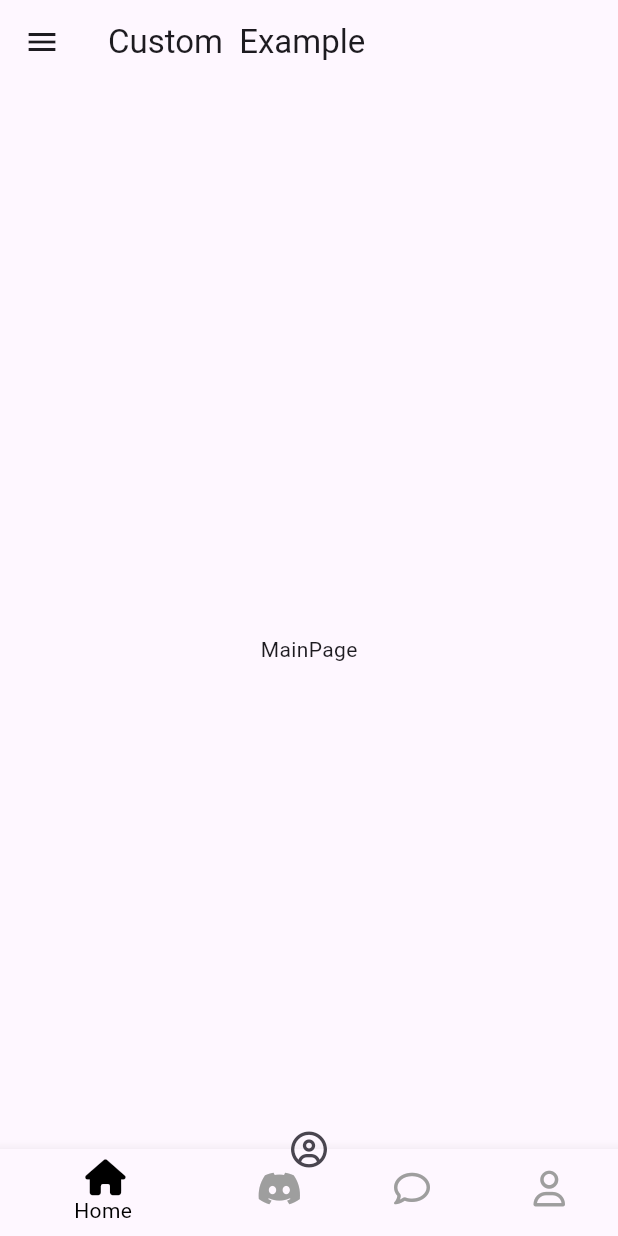
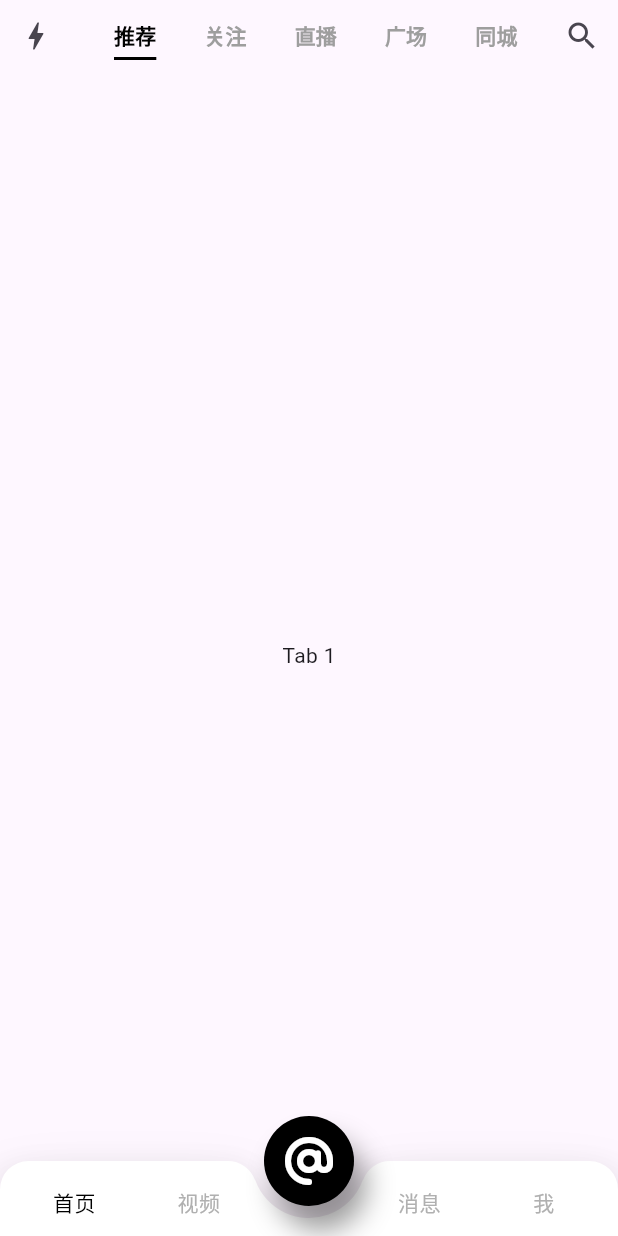
Before and after one commit to MitchellRyrie-evanBuck/style_trend_talk, a Flutter app: the HomePage screen opened directly, on a phone screen of 412 x 824 dp. Run offline on Flutter 3.47's test engine with Material 2 defaults, Android fonts, the phone set to English and light mode, and no system bars; our stand-ins replace font_awesome_flutter, get, shared_preferences; accounts and stored records are empty.

Commit message:
feat: 顶部栏完成

```diff
--- /dev/null
+++ b/lib/data/fitness_app_theme.dart
@@ -0,0 +1,89 @@
+import 'package:flutter/material.dart';
+
+class FitnessAppTheme {
+  FitnessAppTheme._();
+  static const Color nearlyWhite = Color(0xFFFAFAFA);
+  static const Color white = Color(0xFFFFFFFF);
+  static const Color background = Color(0xFFF2F3F8);
+  static const Color nearlyDarkBlue = Color(0xFF2633C5);
+
+  static const Color nearlyBlue = Color(0xFF00B6F0);
+  static const Color nearlyBlack = Color(0xFF213333);
+  static const Color grey = Color(0xFF3A5160);
+  static const Color dark_grey = Color(0xFF313A44);
+
+  static const Color darkText = Color(0xFF253840);
+  static const Color darkerText = Color(0xFF17262A);
+  static const Color lightText = Color(0xFF4A6572);
+  static const Color deactivatedText = Color(0xFF767676);
+  static const Color dismissibleBackground = Color(0xFF364A54);
+  static const Color spacer = Color(0xFFF2F2F2);
+  static const String fontName = 'Roboto';
+
+  static const TextTheme textTheme = TextTheme(
+    headline4: display1,
+    headline5: headline,
+    headline6: title,
+    subtitle2: subtitle,
+    bodyText2: body2,
+    bodyText1: body1,
+    caption: caption,
+  );
+
+  static const TextStyle display1 = TextStyle(
+    fontFamily: fontName,
+    fontWeight: FontWeight.bold,
+    fontSize: 36,
+    letterSpacing: 0.4,
+    height: 0.9,
+    color: darkerText,
+  );
+
+  static const TextStyle headline = TextStyle(
+    fontFamily: fontName,
+    fontWeight: FontWeight.bold,
+    fontSize: 24,
+    letterSpacing: 0.27,
+    color: darkerText,
+  );
+
+  static const TextStyle title = TextStyle(
+    fontFamily: fontName,
+    fontWeight: FontWeight.bold,
+    fontSize: 16,
+    letterSpacing: 0.18,
+    color: darkerText,
+  );
+
+  static const TextStyle subtitle = TextStyle(
+    fontFamily: fontName,
+    fontWeight: FontWeight.w400,
+    fontSize: 14,
+    letterSpacing: -0.04,
+    color: darkText,
+  );
+
+  static const TextStyle body2 = TextStyle(
+    fontFamily: fontName,
+    fontWeight: FontWeight.w400,
+    fontSize: 14,
+    letterSpacing: 0.2,
+    color: darkText,
+  );
+
+  static const TextStyle body1 = TextStyle(
+    fontFamily: fontName,
+    fontWeight: FontWeight.w400,
+    fontSize: 16,
+    letterSpacing: -0.05,
+    color: darkText,
+  );
+
+  static const TextStyle caption = TextStyle(
+    fontFamily: fontName,
+    fontWeight: FontWeight.w400,
+    fontSize: 12,
+    letterSpacing: 0.2,
+    color: lightText, // was lightText
+  );
+}
--- /dev/null
+++ b/lib/data/tabIcon_data.dart
@@ -0,0 +1,71 @@
+import 'package:flutter/material.dart';
+import 'package:font_awesome_flutter/font_awesome_flutter.dart';
+
+class TabData {
+  TabData(
+      {this.imagePath = const Icon(FontAwesomeIcons.home),
+      this.index = 0,
+      this.selectedImagePath = const Icon(FontAwesomeIcons.home),
+      this.isSelected = false,
+      this.animationController,
+      this.label = ''});
+
+  Icon imagePath;
+  Icon selectedImagePath;
+  bool isSelected;
+  int index;
+  String label;
+
+  AnimationController? animationController;
+
+  static List<TabData> tabsList = <TabData>[
+    TabData(
+      imagePath: Icon(
+        FontAwesomeIcons.home,
+      ),
+      selectedImagePath: Icon(
+        FontAwesomeIcons.home,
+      ),
+      index: 0,
+      isSelected: true,
+      animationController: null,
+      label: "首页",
+    ),
+    TabData(
+      imagePath: Icon(
+        FontAwesomeIcons.search,
+      ),
+      selectedImagePath: Icon(
+        FontAwesomeIcons.search,
+      ),
+      index: 1,
+      isSelected: false,
+      animationController: null,
+      label: "视频",
+    ),
+    TabData(
+      imagePath: Icon(
+        FontAwesomeIcons.message,
+      ),
+      selectedImagePath: Icon(
+        FontAwesomeIcons.message,
+      ),
+      index: 2,
+      isSelected: false,
+      animationController: null,
+      label: "消息",
+    ),
+    TabData(
+      imagePath: Icon(
+        FontAwesomeIcons.productHunt,
+      ),
+      selectedImagePath: Icon(
+        FontAwesomeIcons.productHunt,
+      ),
+      index: 3,
+      isSelected: false,
+      animationController: null,
+      label: "我",
+    ),
+  ];
+}
--- /dev/null
+++ b/lib/hooks/index.dart
@@ -0,0 +1,13 @@
+import 'package:flutter/material.dart';
+
+class HexColor extends Color {
+  HexColor(final String hexColor) : super(_getColorFromHex(hexColor));
+
+  static int _getColorFromHex(String hexColor) {
+    hexColor = hexColor.toUpperCase().replaceAll('#', '');
+    if (hexColor.length == 6) {
+      hexColor = 'FF' + hexColor;
+    }
+    return int.parse(hexColor, radix: 16);
+  }
+}
--- /dev/null
+++ b/lib/layout/bottom_bar_view.dart
@@ -0,0 +1,255 @@
+import 'dart:math' as math;
+import 'package:flutter/material.dart';
+import 'package:font_awesome_flutter/font_awesome_flutter.dart';
+import 'package:get/get.dart';
+import 'package:style_trend_talk/data/fitness_app_theme.dart';
+import 'package:style_trend_talk/data/tabIcon_data.dart';
+import 'package:style_trend_talk/hooks/index.dart';
+import 'package:style_trend_talk/store/tab_index.dart';
+
+class BottomBarView extends StatefulWidget {
+  const BottomBarView(
+      {Key? key, this.tabIconsList, this.changeIndex, this.addClick})
+      : super(key: key);
+
+  final Function(int index)? changeIndex;
+  final Function()? addClick;
+  final List<TabData>? tabIconsList;
+  @override
+  _BottomBarViewState createState() => _BottomBarViewState();
+}
+
+class _BottomBarViewState extends State<BottomBarView>
+    with TickerProviderStateMixin {
+  AnimationController? animationController;
+
+  @override
+  void initState() {
+    animationController = AnimationController(
+      vsync: this,
+      duration: const Duration(milliseconds: 1000),
+    );
+    animationController?.forward();
+    super.initState();
+  }
+
+  @override
+  Widget build(BuildContext context) {
+    return Stack(
+      alignment: AlignmentDirectional.bottomCenter,
+      children: <Widget>[
+        AnimatedBuilder(
+          animation: animationController!,
+          builder: (BuildContext context, Widget? child) {
+            return Transform(
+              transform: Matrix4.translationValues(0.0, 0.0, 0.0),
+              child: PhysicalShape(
+                color: FitnessAppTheme.white,
+                elevation: 16.0,
+                clipper: TabClipper(
+                    radius: Tween<double>(begin: 0.0, end: 1.0)
+                            .animate(CurvedAnimation(
+                                parent: animationController!,
+                                curve: Curves.fastOutSlowIn))
+                            .value *
+                        38.0),
+                child: Column(
+                  children: <Widget>[
+                    SizedBox(
+                      height: 50,
+                      child: Padding(
+                        padding:
+                            const EdgeInsets.only(left: 8, right: 8, top: 4),
+                        child: Row(
+                          children: <Widget>[
+                            Expanded(
+                                child: TabIcons(
+                              tabData: widget.tabIconsList?[0],
+                              changeIndex: widget.changeIndex,
+                            )),
+                            Expanded(
+                                child: TabIcons(
+                              tabData: widget.tabIconsList?[1],
+                              changeIndex: widget.changeIndex,
+                            )),
+                            SizedBox(
+                              width: Tween<double>(begin: 0.0, end: 1.0)
+                                      .animate(CurvedAnimation(
+                                          parent: animationController!,
+                                          curve: Curves.fastOutSlowIn))
+                                      .value *
+                                  64.0,
+                            ),
+                            Expanded(
+                                child: TabIcons(
+                              tabData: widget.tabIconsList?[2],
+                              changeIndex: widget.changeIndex,
+                            )),
+                            Expanded(
+                                child: TabIcons(
+                              tabData: widget.tabIconsList?[3],
+                              changeIndex: widget.changeIndex,
+                            )),
+                          ],
+                        ),
+                      ),
+                    ),
+                    SizedBox(
+                      height: MediaQuery.of(context).padding.bottom,
+                    )
+                  ],
+                ),
+              ),
+            );
+          },
+        ),
+        Padding(
+          padding:
+              EdgeInsets.only(bottom: MediaQuery.of(context).padding.bottom),
+          child: SizedBox(
+            width: 38 * 2.0,
+            height: 38 + 50.0,
+            child: Container(
+              alignment: Alignment.topCenter,
+              color: Colors.transparent,
+              child: SizedBox(
+                width: 38 * 2.0,
+                height: 38 * 2.0,
+                child: Padding(
+                  padding: const EdgeInsets.all(8.0),
+                  child: ScaleTransition(
+                    alignment: Alignment.center,
+                    scale: Tween<double>(begin: 0.0, end: 1.0).animate(
+                        CurvedAnimation(
+                            parent: animationController!,
+                            curve: Curves.fastOutSlowIn)),
+                    child: Container(
+                      // alignment: Alignment.center,s
+                      decoration: BoxDecoration(
+                        color: const Color.fromARGB(255, 0, 0, 0),
+                        gradient: LinearGradient(
+                            colors: [
+                              const Color.fromARGB(255, 0, 0, 0),
+                              HexColor('#000000'),
+                            ],
+                            begin: Alignment.topLeft,
+                            end: Alignment.bottomRight),
+                        shape: BoxShape.circle,
+                        boxShadow: <BoxShadow>[
+                          BoxShadow(
+                              color: const Color.fromARGB(255, 0, 0, 0)
+                                  .withOpacity(0.4),
+                              offset: const Offset(8.0, 16.0),
+                              blurRadius: 16.0),
+                        ],
+                      ),
+                      child: Material(
+                        color: Colors.transparent,
+                        child: InkWell(
+                          splashColor: Colors.white.withOpacity(0.1),
+                          highlightColor: Colors.transparent,
+                          focusColor: Colors.transparent,
+                          onTap: widget.addClick,
+                          child: const Icon(
+                            FontAwesomeIcons.at,
+                            color: FitnessAppTheme.white,
+                            size: 32,
+                          ),
+                        ),
+                      ),
+                    ),
+                  ),
+                ),
+              ),
+            ),
+          ),
+        ),
+      ],
+    );
+  }
+}
+
+class TabIcons extends StatefulWidget {
+  const TabIcons({super.key, required this.tabData, required this.changeIndex});
+  final TabData? tabData;
+  final Function? changeIndex;
+
+  @override
+  State<TabIcons> createState() => _TabIconsState();
+}
+
+class _TabIconsState extends State<TabIcons> {
+  final tabIndexController = Get.put(TabIndexController());
+  @override
+  Widget build(BuildContext context) {
+    return GestureDetector(
+      onTap: () => {widget.changeIndex!(widget.tabData?.index)},
+      child: Center(child: GetBuilder<TabIndexController>(
+        builder: (controller) {
+          return Container(
+            width: 60,
+            height: 50,
+            child: Center(
+              child: Text(
+                widget.tabData?.label ?? "",
+                style: TextStyle(
+                    color:
+                        widget.tabData?.index == tabIndexController.index.value
+                            ? Colors.black
+                            : Color.fromARGB(255, 176, 176, 176)),
+              ),
+            ),
+          );
+        },
+      )),
+    );
+  }
+}
+
+class TabClipper extends CustomClipper<Path> {
+  TabClipper({this.radius = 38.0});
+
+  final double radius;
+
+  @override
+  Path getClip(Size size) {
+    final Path path = Path();
+
+    final double v = radius * 2;
+    path.lineTo(0, 0);
+    path.arcTo(Rect.fromLTWH(0, 0, radius, radius), degreeToRadians(180),
+        degreeToRadians(90), false);
+    path.arcTo(
+        Rect.fromLTWH(
+            ((size.width / 2) - v / 2) - radius + v * 0.04, 0, radius, radius),
+        degreeToRadians(270),
+        degreeToRadians(70),
+        false);
+
+    path.arcTo(Rect.fromLTWH((size.width / 2) - v / 2, -v / 2, v, v),
+        degreeToRadians(160), degreeToRadians(-140), false);
+
+    path.arcTo(
+        Rect.fromLTWH((size.width - ((size.width / 2) - v / 2)) - v * 0.04, 0,
+            radius, radius),
+        degreeToRadians(200),
+        degreeToRadians(70),
+        false);
+    path.arcTo(Rect.fromLTWH(size.width - radius, 0, radius, radius),
+        degreeToRadians(270), degreeToRadians(90), false);
+    path.lineTo(size.width, 0);
+    path.lineTo(size.width, size.height);
+    path.lineTo(0, size.height);
+
+    path.close();
+    return path;
+  }
+
+  @override
+  bool shouldReclip(TabClipper oldClipper) => true;
+
+  double degreeToRadians(double degree) {
+    final double redian = (math.pi / 180) * degree;
+    return redian;
+  }
+}
--- a/lib/layout/header_widget.dart
+++ b/lib/layout/header_widget.dart
@@ -8,6 +8,7 @@ class HeaderWidget extends StatelessWidget implements PreferredSizeWidget {
   Widget build(BuildContext context) {
     return AppBar(
       title: Text('Custom  Example'),
+
       // 此处放置你的自定义内容
     );
   }
--- a/lib/pages/home/views/view.dart
+++ b/lib/pages/home/views/view.dart
@@ -1,6 +1,8 @@
 import 'package:flutter/material.dart';
 import 'package:get/get.dart';
 import 'package:font_awesome_flutter/font_awesome_flutter.dart';
+import 'package:style_trend_talk/data/tabIcon_data.dart';
+import 'package:style_trend_talk/layout/bottom_bar_view.dart';
 import 'package:style_trend_talk/layout/drawer_widget.dart';
 import 'package:style_trend_talk/layout/header_widget.dart';
 import 'package:style_trend_talk/layout/navigationBar.dart';
@@ -9,38 +11,56 @@ import 'package:style_trend_talk/store/tab_index.dart';
 import '../index.dart';
 
 class HomePage extends GetView<HomeController> {
-  const HomePage({Key? key}) : super(key: key);
-
-  // 主视图
-  Widget _buildView() {
-    return const Center(
-      child: Text("HomePage"),
-    );
-  }
-
+  HomePage({Key? key}) : super(key: key);
+  List<TabData> tabIconsList = TabData.tabsList;
+  final tabIndexController = Get.put(TabIndexController());
+  final index = Get.find<TabIndexController>().index;
   @override
   Widget build(BuildContext context) {
-    final tabIndexController = Get.put(TabIndexController());
-    final index = Get.find<TabIndexController>().index;
     return GetBuilder<HomeController>(
       init: HomeController(),
       id: "home",
       builder: (_) {
         return Scaffold(
-          // appBar: HeaderWidget(),
-          body: routing[index.value],
-          bottomNavigationBar: NavigationBarWidget(),
-          floatingActionButtonLocation:
-              FloatingActionButtonLocation.centerDocked,
-          floatingActionButtonAnimator: FloatingActionButtonAnimator.scaling,
-          floatingActionButton: IconButton(
-            icon: Icon(FontAwesomeIcons.userCircle),
-            onPressed: () {
-              // 点击菜单按钮的回调函数
-            },
-          ),
+          backgroundColor: Colors.transparent,
+          body: FutureBuilder<bool>(
+              future: getData(),
+              builder: (BuildContext context, AsyncSnapshot<bool> snapshot) {
+                if (!snapshot.hasData) {
+                  return const SizedBox();
+                } else {
+                  return Stack(
+                    children: <Widget>[
+                      routing[index.value],
+                      bottomBar(),
+                    ],
+                  );
+                }
+              }),
         );
       },
     );
   }
+
+  Future<bool> getData() async {
+    await Future<dynamic>.delayed(const Duration(milliseconds: 200));
+    return true;
+  }
+
+  Widget bottomBar() {
+    return Column(
+      children: <Widget>[
+        const Expanded(
+          child: SizedBox(),
+        ),
+        BottomBarView(
+          tabIconsList: tabIconsList,
+          addClick: () {},
+          changeIndex: (int index) {
+            tabIndexController.setIndex(index);
+          },
+        ),
+      ],
+    );
+  }
 }
--- a/lib/pages/main/views/view.dart
+++ b/lib/pages/main/views/view.dart
@@ -2,16 +2,31 @@ import 'package:flutter/material.dart';
 import 'package:get/get.dart';
 import 'package:style_trend_talk/layout/drawer_widget.dart';
 import 'package:style_trend_talk/layout/header_widget.dart';
+import 'package:style_trend_talk/pages/main/widgets/app_header.dart';
 
 import '../index.dart';
 
 class MainPage extends GetView<MainController> {
-  const MainPage({Key? key}) : super(key: key);
+  MainPage({Key? key}) : super(key: key);
+  final List<Widget> listRouterWidget = [
+    Center(child: Text('Tab 1')),
+    Center(child: Text('Tab 2')),
+    Center(child: Text('Tab 3')),
+    Center(child: Text('Tab 4')),
+    Center(child: Text('Tab 5')),
+  ];
 
   // 主视图
   Widget _buildView() {
-    return const Center(
-      child: Text("MainPage"),
+    return CustomScrollView(
+      slivers: <Widget>[
+        HomeAppHeader(),
+        SliverFillRemaining(
+          child: TabBarView(
+            children: listRouterWidget,
+          ),
+        ),
+      ],
     );
   }
 
@@ -21,13 +36,15 @@ class MainPage extends GetView<MainController> {
       init: MainController(),
       id: "main",
       builder: (_) {
-        return Scaffold(
-          appBar: HeaderWidget(),
-          drawer: DrawerWidget(),
-          body: SafeArea(
-            child: _buildView(),
-          ),
-        );
+        return DefaultTabController(
+            length: listRouterWidget.length,
+            child: Scaffold(
+              // appBar: HeaderWidget(),
+              // drawer: DrawerWidget(),
+              body: SafeArea(
+                child: _buildView(),
+              ),
+            ));
       },
     );
   }
--- /dev/null
+++ b/lib/pages/main/widgets/app_header.dart
@@ -0,0 +1,155 @@
+import 'package:flutter/material.dart';
+import 'package:font_awesome_flutter/font_awesome_flutter.dart';
+
+class HomeAppHeader extends StatefulWidget {
+  const HomeAppHeader({super.key});
+
+  @override
+  State<HomeAppHeader> createState() => _HomeAppHeaderState();
+}
+
+class _HomeAppHeaderState extends State<HomeAppHeader> {
+  @override
+  Widget build(BuildContext context) {
+    final double screenWidth = MediaQuery.of(context).size.width;
+
+    return SliverPersistentHeader(
+      delegate: MySliverPersistentHeaderDelegate(screenWidth),
+      pinned: true,
+    );
+  }
+}
+
+class MySliverPersistentHeaderDelegate extends SliverPersistentHeaderDelegate {
+  MySliverPersistentHeaderDelegate(this.screenWidth);
+
+  final double screenWidth;
+  final double tabHeight = 50;
+
+  @override
+  Widget build(
+      BuildContext context, double shrinkOffset, bool overlapsContent) {
+    final double tabWidth = screenWidth - 120;
+    final double screenPadding = screenWidth / 2 - tabWidth / 2;
+    return Container(
+        color: Colors.transparent,
+        child: Stack(fit: StackFit.expand, children: [
+          Positioned(
+              left: 0.0,
+              child: Container(
+                child: IconButton(
+                  icon: const Icon(Icons.bolt),
+                  onPressed: () {
+                    // 打开抽屉
+                  },
+                ),
+              )),
+          Positioned(
+            right: 0.0,
+            child: IconButton(
+              icon: const Icon(Icons.search),
+              onPressed: () {
+                // 执行搜索操作
+              },
+            ),
+          ),
+          Positioned(
+            left: screenPadding,
+            top: 10,
+            child: Container(
+              width: tabWidth,
+              height: tabHeight - 20,
+              child: TabBar(
+                indicatorColor: Colors.black,
+                isScrollable: true,
+                indicatorWeight: 3,
+                indicatorPadding: EdgeInsets.zero,
+                indicator: const BoxDecoration(
+                  border: Border(
+                    bottom: BorderSide(
+                      color: Colors.black,
+                      width: 2,
+                    ),
+                  ),
+                ),
+                indicatorSize: TabBarIndicatorSize.label,
+                dividerColor: Colors.transparent,
+                labelColor: Colors.black,
+                unselectedLabelColor: Colors.grey,
+                labelStyle: const TextStyle(
+                  fontSize: 14,
+                  fontWeight: FontWeight.bold,
+                ),
+                overlayColor: MaterialStateProperty.resolveWith(
+                  (states) {
+                    if (states.contains(MaterialState.pressed)) {
+                      return Colors.transparent; // 当按下时设置为红色
+                    }
+                    return Colors.transparent; // 其他状态设置为蓝色
+                  },
+                ),
+                mouseCursor: MouseCursor.defer,
+                enableFeedback: false,
+                onTap: (index) {
+                  print('object---${index}');
+                  // 切换tab
+                },
+                physics: const BouncingScrollPhysics(),
+                splashFactory: InkSplash.splashFactory,
+                splashBorderRadius: BorderRadius.all(Radius.circular(10)),
+                tabAlignment: TabAlignment.center,
+                tabs: [
+                  Tab(
+                    child: Container(
+                      child: const Center(
+                        child: Text("推荐"),
+                      ),
+                    ),
+                  ),
+                  Tab(
+                    height: 30,
+                    child: Container(
+                      child: const Center(
+                        child: Text("关注"),
+                      ),
+                    ),
+                  ),
+                  Tab(
+                    child: Container(
+                      child: const Center(
+                        child: Text("直播"),
+                      ),
+                    ),
+                  ),
+                  Tab(
+                    child: Container(
+                      child: const Center(
+                        child: Text("广场"),
+                      ),
+                    ),
+                  ),
+                  Tab(
+                    child: Container(
+                      child: const Center(
+                        child: Text("同城"),
+                      ),
+                    ),
+                  ),
+                ],
+              ),
+            ),
+          )
+        ]));
+  }
+
+  @override
+  double get maxExtent => tabHeight;
+
+  @override
+  double get minExtent => tabHeight;
+
+  @override
+  bool shouldRebuild(SliverPersistentHeaderDelegate oldDelegate) {
+    return false;
+  }
+}
--- a/lib/routes/routing.dart
+++ b/lib/routes/routing.dart
@@ -5,7 +5,7 @@ import 'package:style_trend_talk/pages/index.dart';
 final List<GetPage> appRoutes = [
   GetPage(name: '/', page: () => HomePage()),
   GetPage(name: '/login', page: () => LoginPage()),
-  GetPage(name: '/main', page: () => const MainPage()),
+  GetPage(name: '/main', page: () => MainPage()),
   GetPage(name: '/discover', page: () => const DiscoverPage()),
   GetPage(name: '/notification', page: () => const NotificationPage()),
   GetPage(name: '/profile', page: () => const ProfilePage()),
@@ -13,7 +13,7 @@ final List<GetPage> appRoutes = [
 ];
 
 final List routing = [
-  const MainPage(),
+  MainPage(),
   const DiscoverPage(),
   const NotificationPage(),
   const ProfilePage(),
```
